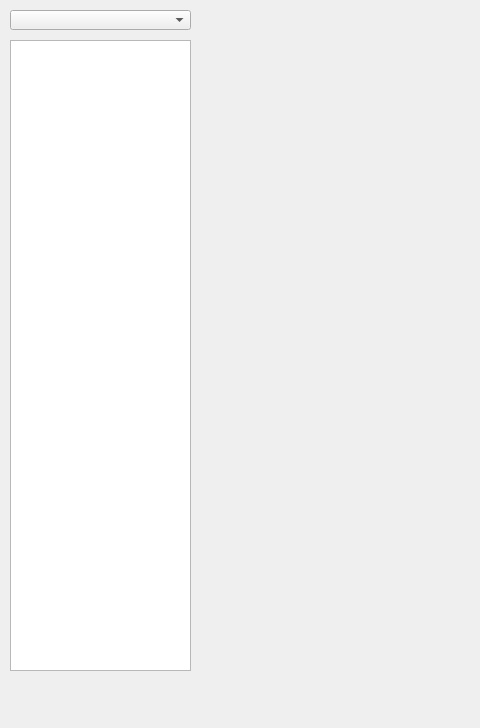
Above: GUI_STSviewer.ui from scholi/pyOmicron before the change; both pictures show x 0 to 480 and y 0 to 728 of the 1114 by 728 pixel window. Below: the same form after it.
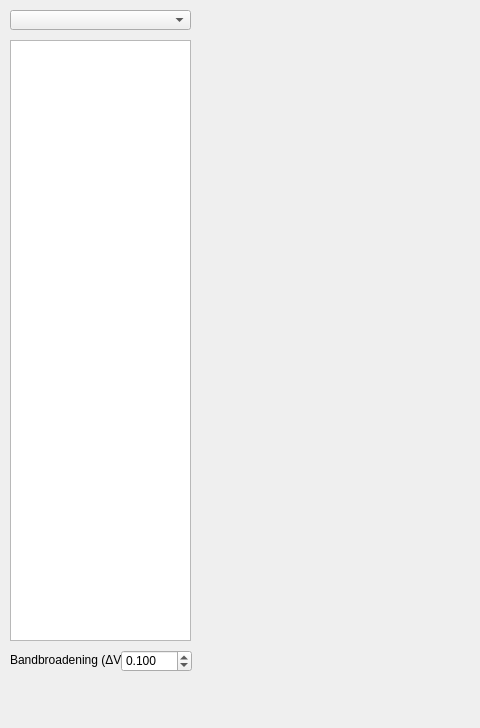
That is the form after the change.

Commit message: Add dI/dV curve and dI/dV/I/V for STSviewer

The edit to the form file:
```diff
--- a/GUI_STSviewer.ui
+++ b/GUI_STSviewer.ui
@@ -30,7 +30,7 @@
       <x>10</x>
       <y>40</y>
       <width>181</width>
-      <height>631</height>
+      <height>601</height>
      </rect>
     </property>
    </widget>
@@ -44,6 +44,41 @@
      </rect>
     </property>
    </widget>
+   <widget class="QLabel" name="label">
+    <property name="geometry">
+     <rect>
+      <x>10</x>
+      <y>650</y>
+      <width>111</width>
+      <height>20</height>
+     </rect>
+    </property>
+    <property name="text">
+     <string>Bandbroadening (ΔV):</string>
+    </property>
+   </widget>
+   <widget class="QDoubleSpinBox" name="DV">
+    <property name="geometry">
+     <rect>
+      <x>121</x>
+      <y>650</y>
+      <width>71</width>
+      <height>22</height>
+     </rect>
+    </property>
+    <property name="decimals">
+     <number>3</number>
+    </property>
+    <property name="minimum">
+     <double>0.001000000000000</double>
+    </property>
+    <property name="singleStep">
+     <double>0.100000000000000</double>
+    </property>
+    <property name="value">
+     <double>0.100000000000000</double>
+    </property>
+   </widget>
   </widget>
   <widget class="QMenuBar" name="menubar">
    <property name="geometry">
@@ -57,13 +92,6 @@
   </widget>
   <widget class="QStatusBar" name="statusbar"/>
  </widget>
- <customwidgets>
-  <customwidget>
-   <class>MatplotlibWidget</class>
-   <extends>QWidget</extends>
-   <header>matplotlibwidget</header>
-  </customwidget>
- </customwidgets>
  <resources/>
  <connections/>
 </ui>
```
Left out of the diff: 2 changed lines with no effect on the pictures. The commit also changes 3 other files.
